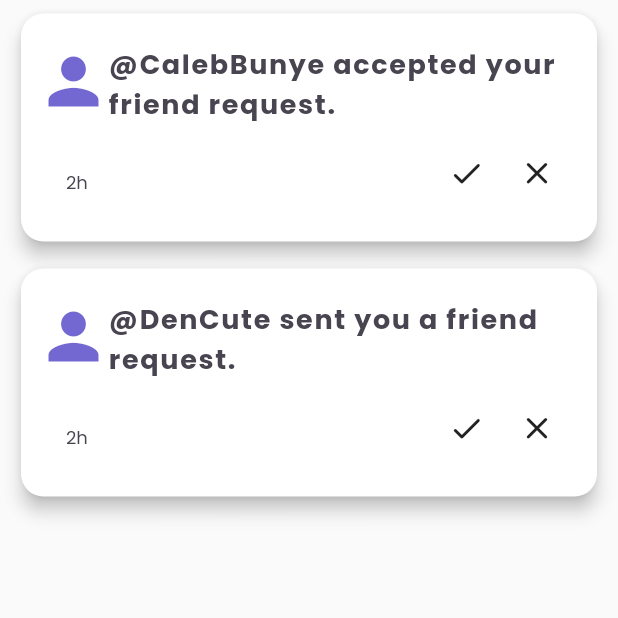
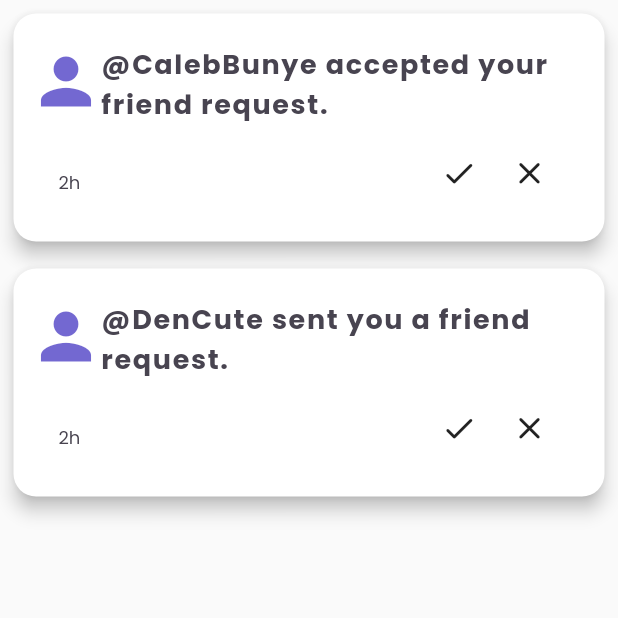
Before and after one commit to Habit-Tracker-192/Habit-Tracker, a Flutter app: the Recent screen opened directly, on a phone screen of 412 x 824 dp, the top half of it. Run offline on Flutter 3.47's test engine with Material 2 defaults, Android fonts, the phone set to English and light mode, and no system bars; our stand-ins replace cloud_firestore, firebase_auth, firebase_core, percent_indicator; accounts and stored records are empty.

Commit message:
Update notifs.dart

```diff
--- a/first_app/lib/screens/notifs.dart
+++ b/first_app/lib/screens/notifs.dart
@@ -73,7 +73,7 @@ class _RecentState extends State<Recent> {
         shrinkWrap: true,
         itemBuilder: (BuildContext context, int index) => Container(
             width: MediaQuery.of(context).size.width,
-            padding: EdgeInsets.symmetric(horizontal: 10.0, vertical: 5.0),
+            padding: EdgeInsets.symmetric(horizontal: 5.0, vertical: 5.0),
             child: Card(
               elevation: 5.0,
               shape: RoundedRectangleBorder(
```
